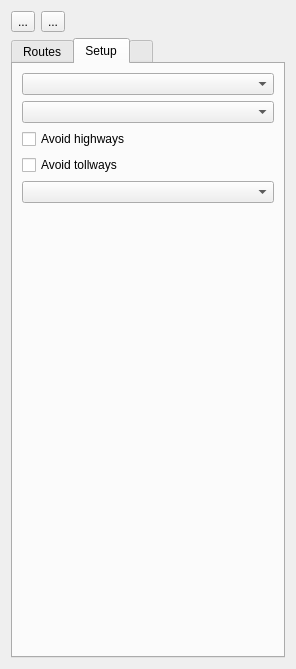
ntruchsess/QLandkarteGT, file src/IRouteToolWidget.ui: the form before one commit.
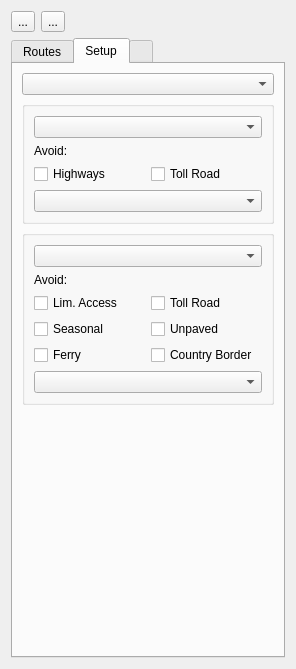
The form after the commit. The open tabs and pages were chosen to show the change.

The edit to the form file:
```diff
--- a/src/IRouteToolWidget.ui
+++ b/src/IRouteToolWidget.ui
@@ -98,30 +98,118 @@
       <attribute name="title">
        <string>Setup</string>
       </attribute>
-      <layout class="QVBoxLayout" name="verticalLayout_3">
+      <layout class="QVBoxLayout" name="verticalLayout_6">
        <item>
         <widget class="QComboBox" name="comboService"/>
        </item>
        <item>
-        <widget class="QComboBox" name="comboPreference"/>
-       </item>
-       <item>
-        <widget class="QCheckBox" name="checkAvoidHighways">
-         <property name="text">
-          <string>Avoid highways</string>
+        <widget class="QGroupBox" name="groupORS">
+         <property name="title">
+          <string/>
          </property>
+         <layout class="QVBoxLayout" name="verticalLayout_3">
+          <item>
+           <widget class="QComboBox" name="comboORSPreference"/>
+          </item>
+          <item>
+           <widget class="QLabel" name="label">
+            <property name="text">
+             <string>Avoid:</string>
+            </property>
+           </widget>
+          </item>
+          <item>
+           <layout class="QGridLayout" name="gridLayout_2">
+            <item row="0" column="0">
+             <widget class="QCheckBox" name="checkORSAvoidHighways">
+              <property name="text">
+               <string>Highways</string>
+              </property>
+             </widget>
+            </item>
+            <item row="0" column="1">
+             <widget class="QCheckBox" name="checkORSAvoidTollways">
+              <property name="text">
+               <string>Toll Road</string>
+              </property>
+             </widget>
+            </item>
+           </layout>
+          </item>
+          <item>
+           <widget class="QComboBox" name="comboORSLanguage"/>
+          </item>
+         </layout>
         </widget>
        </item>
        <item>
-        <widget class="QCheckBox" name="checkAvoidTollways">
-         <property name="text">
-          <string>Avoid tollways</string>
+        <widget class="QGroupBox" name="groupMQ">
+         <property name="title">
+          <string/>
          </property>
+         <layout class="QVBoxLayout" name="verticalLayout_5">
+          <item>
+           <widget class="QComboBox" name="comboMQPreference"/>
+          </item>
+          <item>
+           <widget class="QLabel" name="label_2">
+            <property name="text">
+             <string>Avoid:</string>
+            </property>
+           </widget>
+          </item>
+          <item>
+           <layout class="QGridLayout" name="gridLayout">
+            <item row="0" column="0">
+             <widget class="QCheckBox" name="checkMQAvoidLimAccess">
+              <property name="text">
+               <string>Lim. Access</string>
+              </property>
+             </widget>
+            </item>
+            <item row="0" column="1">
+             <widget class="QCheckBox" name="checkMQAvoidTollRoads">
+              <property name="text">
+               <string>Toll Road</string>
+              </property>
+             </widget>
+            </item>
+            <item row="1" column="0">
+             <widget class="QCheckBox" name="checkMQAvoidSeasonal">
+              <property name="text">
+               <string>Seasonal</string>
+              </property>
+             </widget>
+            </item>
+            <item row="1" column="1">
+             <widget class="QCheckBox" name="checkMQAvoidUnpaved">
+              <property name="text">
+               <string>Unpaved</string>
+              </property>
+             </widget>
+            </item>
+            <item row="2" column="0">
+             <widget class="QCheckBox" name="checkMQAvoidFerry">
+              <property name="text">
+               <string>Ferry</string>
+              </property>
+             </widget>
+            </item>
+            <item row="2" column="1">
+             <widget class="QCheckBox" name="checkMQAvoidCountryBorder">
+              <property name="text">
+               <string>Country Border</string>
+              </property>
+             </widget>
+            </item>
+           </layout>
+          </item>
+          <item>
+           <widget class="QComboBox" name="comboMQLanguage"/>
+          </item>
+         </layout>
         </widget>
        </item>
-       <item>
-        <widget class="QComboBox" name="comboLanguage"/>
-       </item>
        <item>
         <spacer name="verticalSpacer">
          <property name="orientation">
```
Left out of the diff: 20 changed lines with no effect on the pictures.
